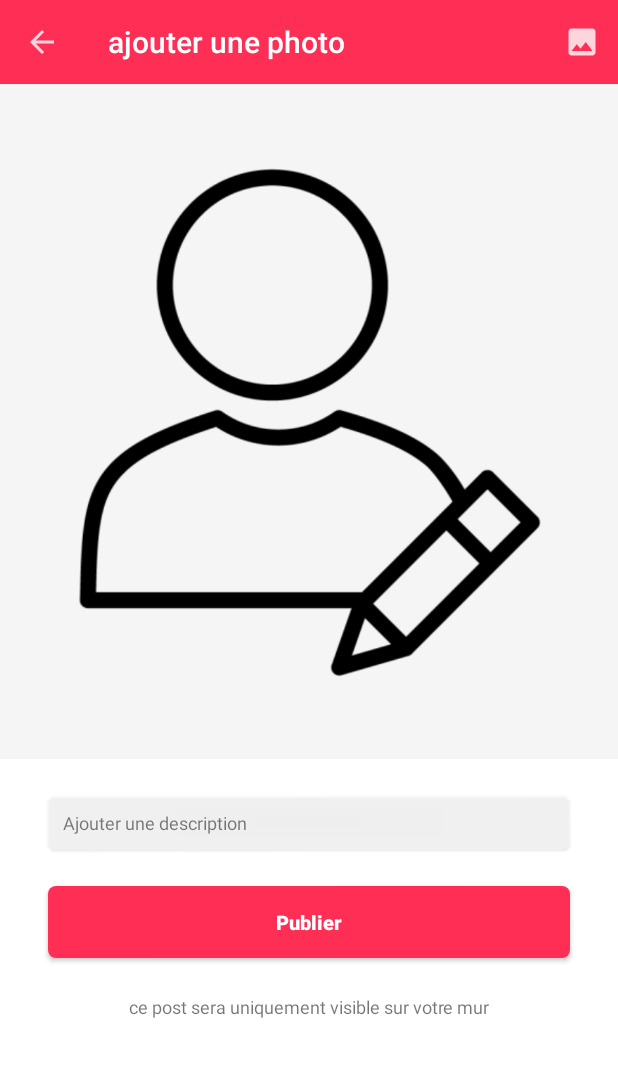
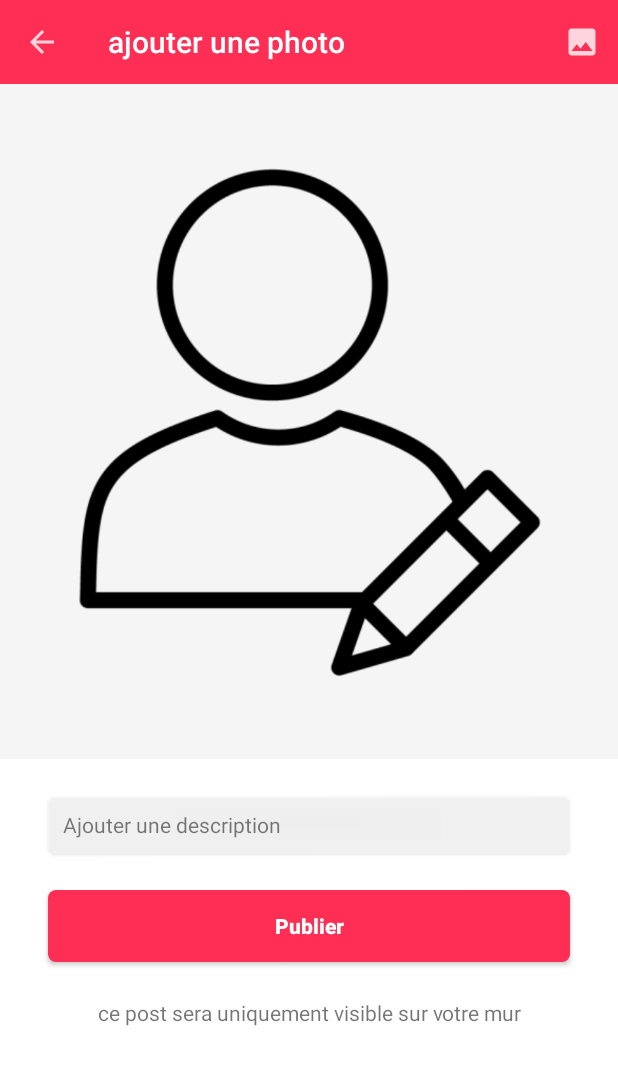
Before and after one commit to ndemeyvan/WeraYouApp, an Android app: the AddPhotoActivity screen opened directly, with no data from a screen before it, on a phone screen of 412 x 824 dp. Shown: the top 1065 px of the screen. Run offline under Robolectric (Android 15) with nearby library versions, the light colour scheme and no system bars; our stand-ins replace Firebase (no records; nobody signed in at launch, a user with empty details on screens opened directly); libraries missing offline, so code that uses them is left out: com.theartofdev.edmodo, id.zelory.compressor; 1 statement that could not run was skipped.

Commit message:
layout corriger au niveau des tailles de police

```diff
--- a/WerayouApp/app/src/main/res/layout/activity_add_photo.xml
+++ b/WerayouApp/app/src/main/res/layout/activity_add_photo.xml
@@ -63,7 +63,7 @@
                 android:padding="10dp"
                 android:textColor="@color/black"
                 android:textColorHint="@color/black"
-                android:textSize="12sp"
+                android:textSize="14sp"
                 app:layout_constraintEnd_toEndOf="parent"
                 app:layout_constraintHorizontal_bias="0.0"
                 app:layout_constraintStart_toStartOf="parent"
@@ -94,7 +94,7 @@
                 android:text="Publier"
                 android:textAllCaps="false"
                 android:textColor="@color/white"
-                android:textSize="13sp"
+                android:textSize="14sp"
                 android:textStyle="bold"
                 app:layout_constraintEnd_toEndOf="@+id/post_description"
                 app:layout_constraintHorizontal_bias="0.0"
@@ -109,7 +109,7 @@
                 android:layout_marginBottom="32dp"
                 android:text="ce post sera uniquement visible sur votre mur"
                 android:textAlignment="center"
-                android:textSize="12sp"
+                android:textSize="14sp"
                 app:layout_constraintBottom_toBottomOf="parent"
                 app:layout_constraintEnd_toEndOf="@+id/post_button"
                 app:layout_constraintStart_toStartOf="@+id/post_button"
--- a/WerayouApp/app/src/main/res/layout/activity_detail_photo.xml
+++ b/WerayouApp/app/src/main/res/layout/activity_detail_photo.xml
@@ -127,7 +127,7 @@
                 android:layout_marginEnd="32dp"
                 android:text="0 Like(s) , 20 Commentaires"
                 android:textColor="@color/black"
-                android:textSize="12sp"
+                android:textSize="14sp"
                 app:layout_constraintEnd_toEndOf="parent"
                 app:layout_constraintTop_toBottomOf="@+id/image" />
 
--- a/WerayouApp/app/src/main/res/layout/activity_main.xml
+++ b/WerayouApp/app/src/main/res/layout/activity_main.xml
@@ -210,7 +210,7 @@
                 android:inputType="phone"
                 android:padding="12dp"
                 android:singleLine="true"
-                android:textSize="13sp"
+                android:textSize="14sp"
                 app:layout_constraintBottom_toBottomOf="parent"
                 app:layout_constraintEnd_toEndOf="parent"
                 app:layout_constraintHorizontal_bias="0.0"
--- a/WerayouApp/app/src/main/res/layout/activity_setting.xml
+++ b/WerayouApp/app/src/main/res/layout/activity_setting.xml
@@ -69,7 +69,8 @@
                         app:layout_constraintBottom_toBottomOf="parent"
                         app:layout_constraintEnd_toEndOf="parent"
                         app:layout_constraintStart_toStartOf="parent"
-                        app:layout_constraintTop_toTopOf="parent"/>
+                        app:layout_constraintTop_toTopOf="parent"
+                        app:srcCompat="@drawable/holder_add_image" />
 
                     <ImageButton
                         android:id="@+id/imageButton"
--- a/WerayouApp/app/src/main/res/layout/activity_setup.xml
+++ b/WerayouApp/app/src/main/res/layout/activity_setup.xml
@@ -70,7 +70,8 @@
                         app:layout_constraintBottom_toBottomOf="parent"
                         app:layout_constraintEnd_toEndOf="parent"
                         app:layout_constraintStart_toStartOf="parent"
-                        app:layout_constraintTop_toTopOf="parent" />
+                        app:layout_constraintTop_toTopOf="parent"
+                        app:srcCompat="@drawable/holder_add_image" />
 
                     <ImageButton
                         android:id="@+id/imageButton"
--- a/WerayouApp/app/src/main/res/layout/comment_message_layout.xml
+++ b/WerayouApp/app/src/main/res/layout/comment_message_layout.xml
@@ -15,7 +15,7 @@
         android:layout_height="50dp"
         android:layout_marginStart="16dp"
         android:layout_marginTop="16dp"
-        android:src="@drawable/ic_launcher_background"
+        android:src="@drawable/holder_add_image"
         app:layout_constraintStart_toStartOf="parent"
         app:layout_constraintTop_toTopOf="parent" />
 
@@ -26,7 +26,7 @@
         android:layout_marginStart="16dp"
         android:text="Audrey abena"
         android:textColor="@color/black"
-        android:textSize="12sp"
+        android:textSize="16sp"
         android:textStyle="bold"
         app:layout_constraintEnd_toEndOf="parent"
         app:layout_constraintHorizontal_bias="0.0"
@@ -63,7 +63,7 @@
         android:layout_height="wrap_content"
         android:layout_marginTop="5dp"
         android:text="25 Dec. 2019"
-        android:textSize="8sp"
+        android:textSize="12sp"
         app:layout_constraintEnd_toEndOf="@+id/nom_profil"
         app:layout_constraintHorizontal_bias="0.0"
         app:layout_constraintStart_toStartOf="@+id/nom_profil"
--- a/WerayouApp/app/src/main/res/layout/fragment_me.xml
+++ b/WerayouApp/app/src/main/res/layout/fragment_me.xml
@@ -55,6 +55,7 @@
                             android:layout_width="150dp"
                             android:layout_height="150dp"
                             android:scaleType="centerCrop"
+                            android:src="@drawable/holder_add_image"
                             app:layout_constraintBottom_toBottomOf="parent"
                             app:layout_constraintEnd_toEndOf="parent"
                             app:layout_constraintStart_toStartOf="parent"
```
